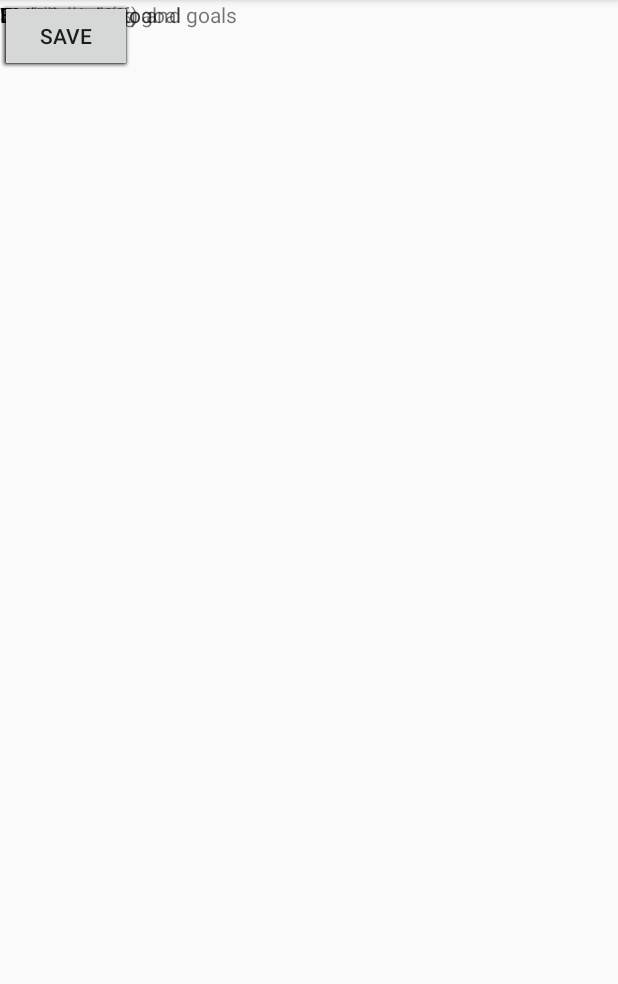
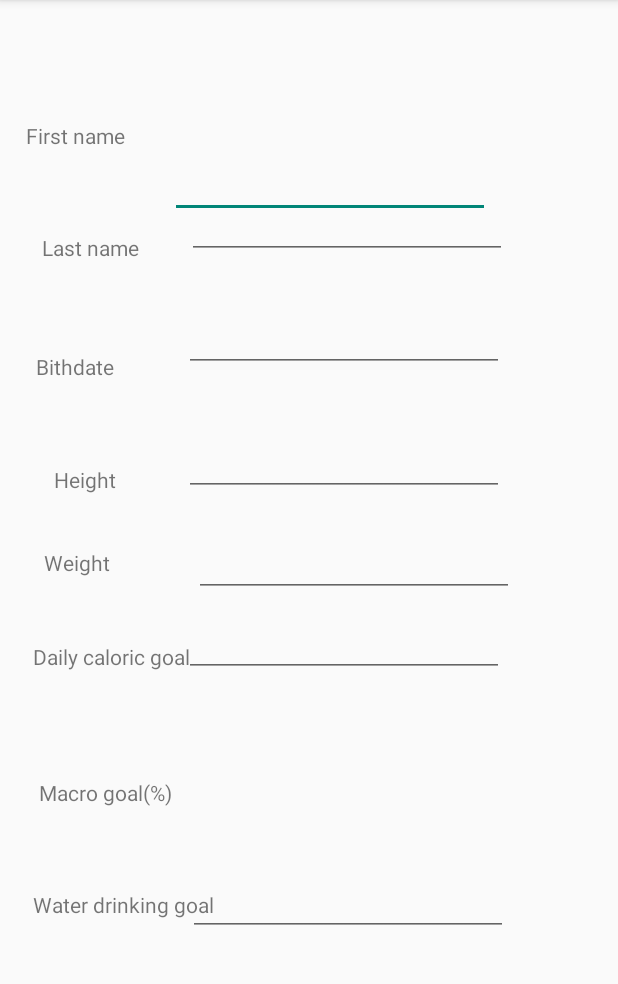
Before and after one commit to soulyvap/Meal-Tracker-app, an Android app: the Setup screen opened directly, with no data from a screen before it, on a phone screen of 412 x 824 dp, the part 84-1068 px from its top. Run offline under Robolectric (Android 15) with nearby library versions, the phone set to English and light mode, and no system bars.

Commit message:
modify setup.xml

```diff
--- a/app/src/main/res/layout/activity_setup.xml
+++ b/app/src/main/res/layout/activity_setup.xml
@@ -6,183 +6,205 @@
     android:layout_height="match_parent"
     tools:context=".Setup">
 
-    <TextView
-        android:id="@+id/textView"
-        android:layout_width="wrap_content"
-        android:layout_height="wrap_content"
-        android:text="Setup user info and goals"
-        tools:layout_editor_absoluteX="16dp"
-        tools:layout_editor_absoluteY="86dp" />
-
-    <TextView
-        android:id="@+id/textView2"
-        android:layout_width="wrap_content"
-        android:layout_height="wrap_content"
-        android:text="First name"
-        tools:layout_editor_absoluteX="15dp"
-        tools:layout_editor_absoluteY="176dp" />
-
-    <TextView
-        android:id="@+id/textView3"
-        android:layout_width="44dp"
-        android:layout_height="6dp"
-        android:layout_marginStart="24dp"
-        android:layout_marginLeft="24dp"
-        android:text="Last name"
-        app:layout_constraintStart_toStartOf="parent"
-        tools:layout_editor_absoluteY="298dp" />
 
     <TextView
         android:id="@+id/textView4"
         android:layout_width="wrap_content"
         android:layout_height="wrap_content"
-        android:text="Birthdate"
-        tools:layout_editor_absoluteX="24dp"
-        tools:layout_editor_absoluteY="425dp" />
+        android:layout_marginStart="14dp"
+        android:layout_marginLeft="14dp"
+        android:layout_marginTop="37dp"
+        android:layout_marginBottom="770dp"
+        android:text="Setup User info and goals"
+        app:layout_constraintBottom_toBottomOf="parent"
+        app:layout_constraintStart_toStartOf="parent"
+        app:layout_constraintTop_toTopOf="parent" />
 
     <TextView
         android:id="@+id/textView5"
         android:layout_width="wrap_content"
         android:layout_height="wrap_content"
-        android:text="Height"
-        tools:layout_editor_absoluteX="24dp"
-        tools:layout_editor_absoluteY="530dp" />
+        android:layout_marginStart="17dp"
+        android:layout_marginLeft="17dp"
+        android:layout_marginBottom="55dp"
+        android:text="First name"
+        app:layout_constraintBottom_toTopOf="@+id/textView6"
+        app:layout_constraintStart_toStartOf="parent" />
 
     <TextView
         android:id="@+id/textView6"
         android:layout_width="wrap_content"
         android:layout_height="wrap_content"
-        android:text="Weight"
-        tools:layout_editor_absoluteX="39dp"
-        tools:layout_editor_absoluteY="623dp" />
+        android:layout_marginStart="28dp"
+        android:layout_marginLeft="28dp"
+        android:layout_marginBottom="60dp"
+        android:text="Last name"
+        app:layout_constraintBottom_toTopOf="@+id/textView7"
+        app:layout_constraintStart_toStartOf="parent" />
 
     <TextView
         android:id="@+id/textView7"
         android:layout_width="wrap_content"
         android:layout_height="wrap_content"
-        android:text="Daily caloric goal"
-        tools:layout_editor_absoluteX="16dp"
-        tools:layout_editor_absoluteY="727dp" />
+        android:layout_marginStart="24dp"
+        android:layout_marginLeft="24dp"
+        android:layout_marginBottom="56dp"
+        android:text="Bithdate"
+        app:layout_constraintBottom_toTopOf="@+id/textView8"
+        app:layout_constraintStart_toStartOf="parent" />
 
     <TextView
         android:id="@+id/textView8"
         android:layout_width="wrap_content"
         android:layout_height="wrap_content"
-        android:text="Macro goal (%)"
-        tools:layout_editor_absoluteX="16dp"
-        tools:layout_editor_absoluteY="844dp" />
+        android:layout_marginStart="36dp"
+        android:layout_marginLeft="36dp"
+        android:layout_marginBottom="36dp"
+        android:text="Height"
+        app:layout_constraintBottom_toTopOf="@+id/textView9"
+        app:layout_constraintStart_toStartOf="parent" />
 
     <TextView
         android:id="@+id/textView9"
         android:layout_width="wrap_content"
         android:layout_height="wrap_content"
-        android:text="Water drinking goal"
-        tools:layout_editor_absoluteX="37dp"
-        tools:layout_editor_absoluteY="951dp" />
+        android:layout_marginStart="29dp"
+        android:layout_marginLeft="29dp"
+        android:layout_marginBottom="43dp"
+        android:text="Weight"
+        app:layout_constraintBottom_toTopOf="@+id/textView10"
+        app:layout_constraintStart_toStartOf="parent" />
 
     <TextView
         android:id="@+id/textView10"
         android:layout_width="wrap_content"
         android:layout_height="wrap_content"
-        android:text="TextView"
-        tools:layout_editor_absoluteX="52dp"
-        tools:layout_editor_absoluteY="1084dp" />
+        android:layout_marginStart="22dp"
+        android:layout_marginLeft="22dp"
+        android:layout_marginBottom="71dp"
+        android:text="Daily caloric goal"
+        app:layout_constraintBottom_toTopOf="@+id/textView11"
+        app:layout_constraintStart_toStartOf="parent" />
 
-    <androidx.constraintlayout.widget.Guideline
-        android:id="@+id/guideline5"
+    <TextView
+        android:id="@+id/textView11"
         android:layout_width="wrap_content"
         android:layout_height="wrap_content"
-        android:orientation="horizontal"
-        app:layout_constraintGuide_begin="20dp" />
+        android:layout_marginStart="26dp"
+        android:layout_marginLeft="26dp"
+        android:layout_marginBottom="55dp"
+        android:text="Macro goal(%)"
+        app:layout_constraintBottom_toTopOf="@+id/textView12"
+        app:layout_constraintStart_toStartOf="parent" />
+
+    <TextView
+        android:id="@+id/textView12"
+        android:layout_width="wrap_content"
+        android:layout_height="wrap_content"
+        android:layout_marginStart="22dp"
+        android:layout_marginLeft="22dp"
+        android:layout_marginBottom="155dp"
+        android:text="Water drinking goal"
+        app:layout_constraintBottom_toBottomOf="parent"
+        app:layout_constraintStart_toStartOf="parent" />
+
+    <EditText
+        android:id="@+id/editTextTextPersonName4"
+        android:layout_width="wrap_content"
+        android:layout_height="wrap_content"
+        android:layout_marginTop="100dp"
+        android:layout_marginEnd="85dp"
+        android:layout_marginRight="85dp"
+        android:ems="10"
+        android:inputType="textPersonName"
+        app:layout_constraintEnd_toEndOf="parent"
+        app:layout_constraintTop_toTopOf="parent" />
+
+    <EditText
+        android:id="@+id/editTextTextPersonName5"
+        android:layout_width="wrap_content"
+        android:layout_height="wrap_content"
+        android:layout_marginEnd="74dp"
+        android:layout_marginRight="74dp"
+        android:layout_marginBottom="30dp"
+        android:ems="10"
+        android:inputType="textPersonName"
+        app:layout_constraintBottom_toTopOf="@+id/editTextTextPersonName6"
+        app:layout_constraintEnd_toEndOf="parent" />
+
+    <EditText
+        android:id="@+id/editTextTextPersonName6"
+        android:layout_width="wrap_content"
+        android:layout_height="wrap_content"
+        android:layout_marginEnd="76dp"
+        android:layout_marginRight="76dp"
+        android:layout_marginBottom="37dp"
+        android:ems="10"
+        android:inputType="textPersonName"
+        app:layout_constraintBottom_toTopOf="@+id/editTextTextPersonName7"
+        app:layout_constraintEnd_toEndOf="parent" />
+
+    <EditText
+        android:id="@+id/editTextTextPersonName7"
+        android:layout_width="wrap_content"
+        android:layout_height="wrap_content"
+        android:layout_marginEnd="76dp"
+        android:layout_marginRight="76dp"
+        android:layout_marginBottom="22dp"
+        android:ems="10"
+        android:inputType="textPersonName"
+        app:layout_constraintBottom_toTopOf="@+id/editTextTextPersonName8"
+        app:layout_constraintEnd_toEndOf="parent" />
+
+    <EditText
+        android:id="@+id/editTextTextPersonName8"
+        android:layout_width="wrap_content"
+        android:layout_height="wrap_content"
+        android:layout_marginEnd="69dp"
+        android:layout_marginRight="69dp"
+        android:layout_marginBottom="8dp"
+        android:ems="10"
+        android:inputType="textPersonName"
+        app:layout_constraintBottom_toTopOf="@+id/editTextTextPersonName9"
+        app:layout_constraintEnd_toEndOf="parent" />
+
+    <EditText
+        android:id="@+id/editTextTextPersonName9"
+        android:layout_width="wrap_content"
+        android:layout_height="wrap_content"
+        android:layout_marginEnd="76dp"
+        android:layout_marginRight="76dp"
+        android:layout_marginBottom="127dp"
+        android:ems="10"
+        android:inputType="textPersonName"
+        app:layout_constraintBottom_toTopOf="@+id/editTextTextPersonName10"
+        app:layout_constraintEnd_toEndOf="parent" />
+
+    <EditText
+        android:id="@+id/editTextTextPersonName10"
+        android:layout_width="wrap_content"
+        android:layout_height="wrap_content"
+        android:layout_marginEnd="73dp"
+        android:layout_marginRight="73dp"
+        android:layout_marginBottom="144dp"
+        android:ems="10"
+        android:inputType="textPersonName"
+        app:layout_constraintBottom_toBottomOf="parent"
+        app:layout_constraintEnd_toEndOf="parent" />
 
     <Button
-        android:id="@+id/button2"
+        android:id="@+id/button"
         android:layout_width="wrap_content"
         android:layout_height="wrap_content"
-        android:text=" "
-        app:backgroundTint="#FFFFFF"
-        tools:layout_editor_absoluteX="417dp"
-        tools:layout_editor_absoluteY="311dp" />
+        android:layout_marginStart="180dp"
+        android:layout_marginLeft="180dp"
+        android:layout_marginEnd="333dp"
+        android:layout_marginRight="333dp"
+        android:layout_marginBottom="41dp"
+        android:text="Save"
+        app:layout_constraintBottom_toBottomOf="parent"
+        app:layout_constraintEnd_toEndOf="parent"
+        app:layout_constraintStart_toStartOf="parent" />
 
-    <Button
-        android:id="@+id/button3"
-        android:layout_width="wrap_content"
-        android:layout_height="wrap_content"
-        android:text=""
-        app:backgroundTint="#FFFFFF"
-        tools:layout_editor_absoluteX="438dp"
-        tools:layout_editor_absoluteY="396dp" />
-
-    <Button
-        android:id="@+id/button4"
-        android:layout_width="wrap_content"
-        android:layout_height="wrap_content"
-        android:text=""
-        app:backgroundTint="#FFFFFF"
-        tools:layout_editor_absoluteX="438dp"
-        tools:layout_editor_absoluteY="584dp" />
-
-    <Button
-        android:id="@+id/button5"
-        android:layout_width="wrap_content"
-        android:layout_height="wrap_content"
-        android:text=""
-        app:backgroundTint="#FFFFFF"
-        tools:layout_editor_absoluteX="428dp"
-        tools:layout_editor_absoluteY="691dp" />
-
-    <Button
-        android:id="@+id/button6"
-        android:layout_width="wrap_content"
-        android:layout_height="wrap_content"
-        android:text=""
-        app:backgroundTint="#FFFFFF"
-        tools:layout_editor_absoluteX="449dp"
-        tools:layout_editor_absoluteY="922dp" />
-
-    <Button
-        android:id="@+id/button7"
-        android:layout_width="wrap_content"
-        android:layout_height="wrap_content"
-        android:text=""
-        app:backgroundTint="#11FFFFFF"
-        app:iconTint="#FFFFFF"
-        tools:layout_editor_absoluteX="417dp"
-        tools:layout_editor_absoluteY="160dp" />
-
-    <Button
-        android:id="@+id/button8"
-        android:layout_width="wrap_content"
-        android:layout_height="wrap_content"
-        android:text=" "
-        app:backgroundTint="#FFFFFF"
-        tools:layout_editor_absoluteX="438dp"
-        tools:layout_editor_absoluteY="490dp" />
-
-    <Button
-        android:id="@+id/button9"
-        android:layout_width="wrap_content"
-        android:layout_height="wrap_content"
-        android:text=""
-        app:backgroundTint="#FFFFFF"
-        tools:layout_editor_absoluteX="443dp"
-        tools:layout_editor_absoluteY="796dp" />
-
-    <Button
-        android:id="@+id/button10"
-        android:layout_width="wrap_content"
-        android:layout_height="wrap_content"
-        android:text=""
-        app:backgroundTint="#FFFFFF"
-        tools:layout_editor_absoluteX="449dp"
-        tools:layout_editor_absoluteY="1055dp" />
-
-    <Button
-        android:id="@+id/button11"
-        android:layout_width="wrap_content"
-        android:layout_height="wrap_content"
-        android:text="save"
-        tools:layout_editor_absoluteX="264dp"
-        tools:layout_editor_absoluteY="1268dp" />
 
 </androidx.constraintlayout.widget.ConstraintLayout>
```
